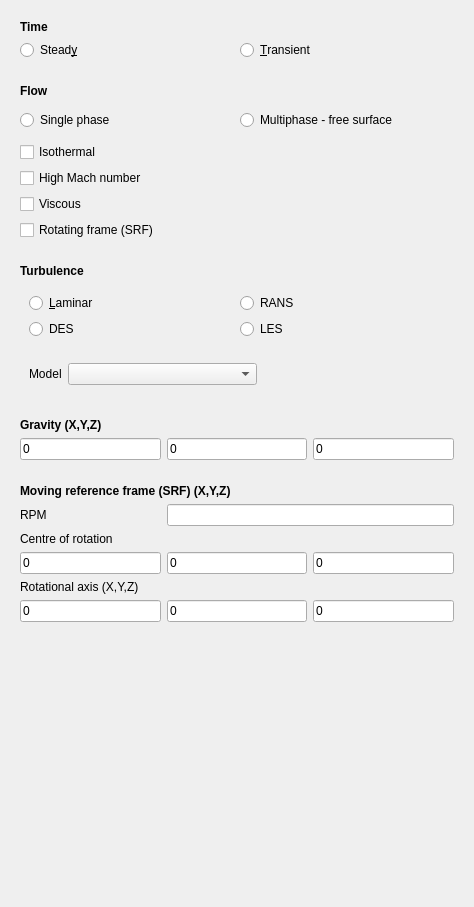
jaheyns/CfdOF, file Gui/TaskPanelPhysics.ui: the form before one commit.
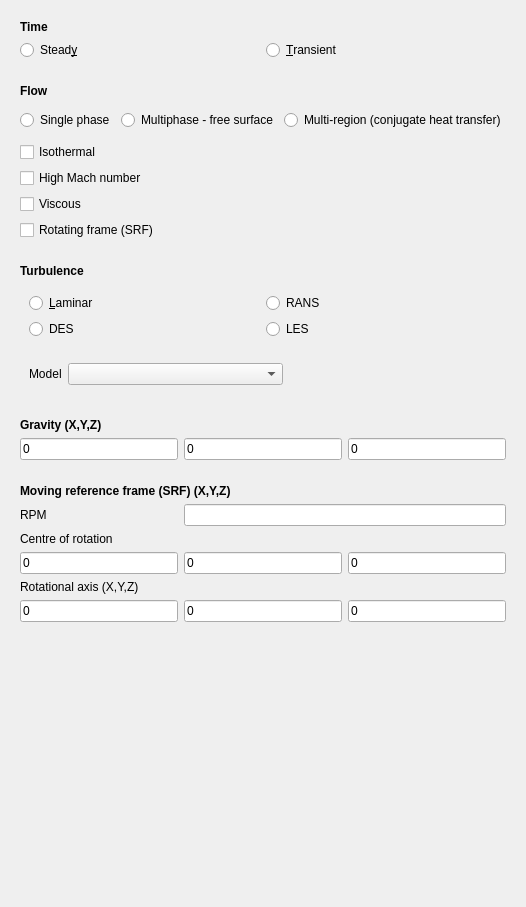
The form after the commit. Custom widgets are drawn as their Qt base class.

Commit message: Add chtMultiRegionSimpleFoam support

Diff of the .ui file:
```diff
--- a/Gui/TaskPanelPhysics.ui
+++ b/Gui/TaskPanelPhysics.ui
@@ -418,6 +418,19 @@
            </property>
           </widget>
          </item>
+         <item>
+          <widget class="QRadioButton" name="radioButtonMultiRegion">
+           <property name="sizePolicy">
+            <sizepolicy hsizetype="MinimumExpanding" vsizetype="Fixed">
+             <horstretch>0</horstretch>
+             <verstretch>0</verstretch>
+            </sizepolicy>
+           </property>
+           <property name="text">
+            <string>Multi-region (conjugate heat transfer)</string>
+           </property>
+          </widget>
+         </item>
         </layout>
        </widget>
       </item>
```
The commit also changes 52 other files.
